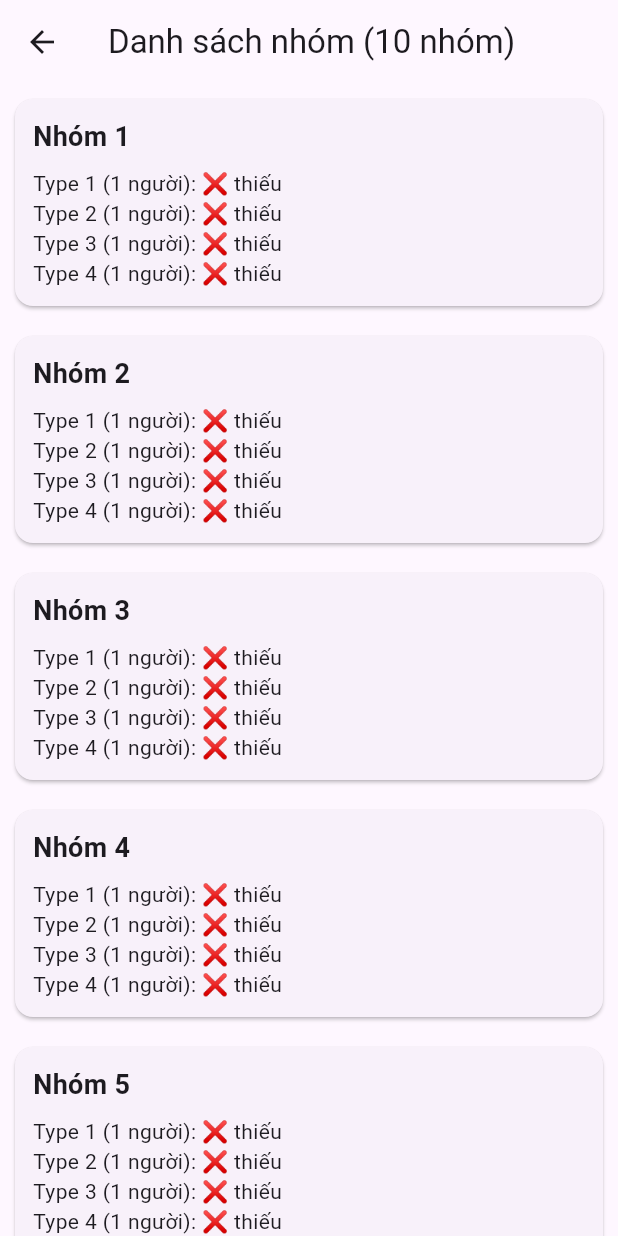
After one commit to quoctrieu04/kiemphieu, a Flutter app: the PhatPage screen opened directly, scrolled down 104 dp, after a tap on "Xem danh sách nhóm", on a phone screen of 412 x 824 dp. The commit adds this screen. Run offline on Flutter 3.47's test engine with Material 3 defaults, Android fonts, the phone set to English and light mode, and no system bars; our stand-ins replace cloud_firestore, firebase_core, shared_preferences; missing offline and left inert: mobile_scanner; accounts and stored records are empty.

Commit message:
tao moi ds

```diff
--- /dev/null
+++ b/lib/page/group_list_page.dart
@@ -0,0 +1,84 @@
+import 'package:flutter/material.dart';
+
+class GroupListPage extends StatelessWidget {
+  final int numGroups;
+
+  final List<Map<String, dynamic>> type1;
+  final List<Map<String, dynamic>> type2;
+  final List<Map<String, dynamic>> type3;
+  final List<Map<String, dynamic>> type4;
+
+  final int slot1;
+  final int slot2;
+  final int slot3;
+  final int slot4;
+
+  const GroupListPage({
+    super.key,
+    required this.numGroups,
+    required this.type1,
+    required this.type2,
+    required this.type3,
+    required this.type4,
+    required this.slot1,
+    required this.slot2,
+    required this.slot3,
+    required this.slot4,
+  });
+
+  // Helper
+  List<String> extractIDs(List<Map<String, dynamic>> list, int start, int count) {
+    List<String> result = [];
+    for (int i = start; i < start + count; i++) {
+      if (i < list.length) {
+        result.add(list[i]["id"].toString());
+      } else {
+        result.add("❌ thiếu");
+      }
+    }
+    return result;
+  }
+
+  @override
+  Widget build(BuildContext context) {
+    return Scaffold(
+      appBar: AppBar(title: Text("Danh sách nhóm ($numGroups nhóm)")),
+
+      body: ListView.builder(
+        itemCount: numGroups,
+        itemBuilder: (_, i) {
+          int base1 = i * slot1;
+          int base2 = i * slot2;
+          int base3 = i * slot3;
+          int base4 = i * slot4;
+
+          List<String> g1 = extractIDs(type1, base1, slot1);
+          List<String> g2 = extractIDs(type2, base2, slot2);
+          List<String> g3 = extractIDs(type3, base3, slot3);
+          List<String> g4 = extractIDs(type4, base4, slot4);
+
+          return Card(
+            margin: const EdgeInsets.all(10),
+            child: Padding(
+              padding: const EdgeInsets.all(12),
+              child: Column(
+                crossAxisAlignment: CrossAxisAlignment.start,
+                children: [
+                  Text("Nhóm ${i + 1}",
+                      style: const TextStyle(
+                          fontSize: 18, fontWeight: FontWeight.bold)),
+                  const SizedBox(height: 8),
+
+                  Text("Type 1 (${slot1} người): ${g1.join(", ")}"),
+                  Text("Type 2 (${slot2} người): ${g2.join(", ")}"),
+                  Text("Type 3 (${slot3} người): ${g3.join(", ")}"),
+                  Text("Type 4 (${slot4} người): ${g4.join(", ")}"),
+                ],
+              ),
+            ),
+          );
+        },
+      ),
+    );
+  }
+}
--- /dev/null
+++ b/lib/page/phat_page.dart
@@ -0,0 +1,307 @@
+import 'package:flutter/material.dart';
+import 'package:cloud_firestore/cloud_firestore.dart';
+import 'qr_scanner_page.dart';
+import 'group_list_page.dart';
+
+class PhatPage extends StatefulWidget {
+  const PhatPage({super.key});
+
+  @override
+  State<PhatPage> createState() => _PhatPageState();
+}
+
+class _PhatPageState extends State<PhatPage> {
+  int t1 = 0, t2 = 0, t3 = 0, t4 = 0;
+
+  final TextEditingController groupController =
+      TextEditingController(text: "10");
+
+  // NHẬP SỐ LƯỢNG MỖI TYPE TRONG 1 NHÓM
+  final TextEditingController t1Slot = TextEditingController(text: "1");
+  final TextEditingController t2Slot = TextEditingController(text: "1");
+  final TextEditingController t3Slot = TextEditingController(text: "1");
+  final TextEditingController t4Slot = TextEditingController(text: "1");
+
+  int goalGroups = 10;
+
+  Future<void> loadData() async {
+    final data = await FirebaseFirestore.instance
+        .collection("qr_scans")
+        .where("mode", isEqualTo: "phat")
+        .get();
+
+    t1 = t2 = t3 = t4 = 0;
+
+    for (var doc in data.docs) {
+      switch (doc["type"]) {
+        case 1:
+          t1++;
+          break;
+        case 2:
+          t2++;
+          break;
+        case 3:
+          t3++;
+          break;
+        case 4:
+          t4++;
+          break;
+      }
+    }
+
+    setState(() {});
+  }
+
+  @override
+  void initState() {
+    super.initState();
+    loadData();
+  }
+
+  @override
+  Widget build(BuildContext context) {
+    goalGroups = int.tryParse(groupController.text) ?? 0;
+
+    // SLOT MỖI TYPE TRONG NHÓM
+    int s1 = int.tryParse(t1Slot.text) ?? 0;
+    int s2 = int.tryParse(t2Slot.text) ?? 0;
+    int s3 = int.tryParse(t3Slot.text) ?? 0;
+    int s4 = int.tryParse(t4Slot.text) ?? 0;
+
+    // TỔNG NGƯỜI TRONG 1 NHÓM
+    int peoplePerGroup = s1 + s2 + s3 + s4;
+
+    // TỔNG PHIẾU ĐÃ QUÉT
+    int total = t1 + t2 + t3 + t4;
+
+    // ================================
+    //  🔥 TÍNH SỐ NHÓM ĐỦ THEO DỮ LIỆU
+    // ================================
+
+    int currentGroups = 999;
+
+    List<List<int>> pairs = [
+      [t1, s1],
+      [t2, s2],
+      [t3, s3],
+      [t4, s4],
+    ];
+
+    for (var p in pairs) {
+      int have = p[0];
+      int need = p[1];
+
+      if (need == 0) continue; // type này không yêu cầu
+
+      int canMake = have ~/ need; // SỐ NHÓM TỐI ĐA CHO TYPE NÀY
+
+      if (canMake < currentGroups) {
+        currentGroups = canMake;
+      }
+    }
+
+    if (currentGroups == 999) currentGroups = 0;
+
+    // ================================
+    // 🔥 TÍNH PHIẾU CẦN & PHIẾU THIẾU
+    // ================================
+
+    int need1 = goalGroups * s1;
+    int need2 = goalGroups * s2;
+    int need3 = goalGroups * s3;
+    int need4 = goalGroups * s4;
+
+    int missing1 = (need1 - t1).clamp(0, 999);
+    int missing2 = (need2 - t2).clamp(0, 999);
+    int missing3 = (need3 - t3).clamp(0, 999);
+    int missing4 = (need4 - t4).clamp(0, 999);
+
+    return Scaffold(
+      appBar: AppBar(title: const Text("Phát phiếu")),
+      body: SingleChildScrollView(
+        padding: const EdgeInsets.all(12),
+        child: Column(
+          children: [
+            // NHẬP SỐ NHÓM
+            TextField(
+              controller: groupController,
+              keyboardType: TextInputType.number,
+              decoration: const InputDecoration(
+                labelText: "Số nhóm muốn chia",
+                border: OutlineInputBorder(),
+              ),
+              onChanged: (_) => setState(() {}),
+            ),
+
+            const SizedBox(height: 20),
+
+            // CẤU TRÚC 1 NHÓM
+            Container(
+              padding: const EdgeInsets.all(12),
+              decoration: BoxDecoration(
+                border: Border.all(color: Colors.blueGrey),
+                borderRadius: BorderRadius.circular(8),
+              ),
+              child: Column(
+                crossAxisAlignment: CrossAxisAlignment.start,
+                children: [
+                  const Text("Số lượng từng type trong 1 nhóm",
+                      style: TextStyle(fontWeight: FontWeight.bold)),
+                  const SizedBox(height: 10),
+
+                  Row(
+                    children: [
+                      Expanded(
+                        child: TextField(
+                          controller: t1Slot,
+                          keyboardType: TextInputType.number,
+                          decoration: const InputDecoration(labelText: "Type 1"),
+                          onChanged: (_) => setState(() {}),
+                        ),
+                      ),
+                      const SizedBox(width: 10),
+                      Expanded(
+                        child: TextField(
+                          controller: t2Slot,
+                          keyboardType: TextInputType.number,
+                          decoration: const InputDecoration(labelText: "Type 2"),
+                          onChanged: (_) => setState(() {}),
+                        ),
+                      ),
+                    ],
+                  ),
+
+                  Row(
+                    children: [
+                      Expanded(
+                        child: TextField(
+                          controller: t3Slot,
+                          keyboardType: TextInputType.number,
+                          decoration: const InputDecoration(labelText: "Type 3"),
+                          onChanged: (_) => setState(() {}),
+                        ),
+                      ),
+                      const SizedBox(width: 10),
+                      Expanded(
+                        child: TextField(
+                          controller: t4Slot,
+                          keyboardType: TextInputType.number,
+                          decoration: const InputDecoration(labelText: "Type 4"),
+                          onChanged: (_) => setState(() {}),
+                        ),
+                      ),
+                    ],
+                  ),
+                ],
+              ),
+            ),
+
+            const SizedBox(height: 20),
+
+            _box("Số loại phiếu đã phát:", "1 - $t1\n2 - $t2\n3 - $t3\n4 - $t4"),
+
+            _box("Tổng người / nhóm:", "$peoplePerGroup"),
+
+            _box("Số nhóm đủ theo dữ liệu:", "$currentGroups"),
+
+            _box(
+              "Thiếu phiếu:",
+              "Type 1: $missing1 / $need1\n"
+              "Type 2: $missing2 / $need2\n"
+              "Type 3: $missing3 / $need3\n"
+              "Type 4: $missing4 / $need4",
+            ),
+
+            const SizedBox(height: 20),
+
+            ElevatedButton(
+              onPressed: () async {
+                await Navigator.push(
+                  context,
+                  MaterialPageRoute(
+                      builder: (_) => const QRScannerPage(mode: "phat")),
+                );
+                loadData();
+              },
+              child: const Text("Quét mã QR"),
+            ),
+
+            const SizedBox(height: 12),
+
+            // Xem danh sách nhóm
+            ElevatedButton(
+              onPressed: () async {
+                final numGroups = int.tryParse(groupController.text) ?? 0;
+
+                final data = await FirebaseFirestore.instance
+                    .collection("qr_scans")
+                    .where("mode", isEqualTo: "phat")
+                    .get();
+
+                List<Map<String, dynamic>> type1 = [];
+                List<Map<String, dynamic>> type2 = [];
+                List<Map<String, dynamic>> type3 = [];
+                List<Map<String, dynamic>> type4 = [];
+
+                for (var d in data.docs) {
+                  switch (d["type"]) {
+                    case 1:
+                      type1.add({"id": d["id"]});
+                      break;
+                    case 2:
+                      type2.add({"id": d["id"]});
+                      break;
+                    case 3:
+                      type3.add({"id": d["id"]});
+                      break;
+                    case 4:
+                      type4.add({"id": d["id"]});
+                      break;
+                  }
+                }
+
+                Navigator.push(
+                  context,
+                  MaterialPageRoute(
+                    builder: (_) => GroupListPage(
+                      numGroups: numGroups,
+                      type1: type1,
+                      type2: type2,
+                      type3: type3,
+                      type4: type4,
+                      slot1: s1,
+                      slot2: s2,
+                      slot3: s3,
+                      slot4: s4,
+                    ),
+                  ),
+                );
+              },
+              child: const Text("Xem danh sách nhóm"),
+            ),
+          ],
+        ),
+      ),
+    );
+  }
+
+  Widget _box(String title, String content) {
+    return Container(
+      padding: const EdgeInsets.all(12),
+      margin: const EdgeInsets.only(bottom: 12),
+      width: double.infinity,
+      decoration: BoxDecoration(
+        border: Border.all(color: Colors.blueGrey),
+        borderRadius: BorderRadius.circular(8),
+      ),
+      child: Column(
+        crossAxisAlignment: CrossAxisAlignment.start,
+        children: [
+          Text(title, style: const TextStyle(fontWeight: FontWeight.bold)),
+          const SizedBox(height: 6),
+          Text(content),
+        ],
+      ),
+    );
+  }
+}
```
Also changed, not shown: lib/page/history_page.dart (+56 -6 lines), lib/page/home_page.dart (+40 -49 lines), lib/page/qr_scanner_page.dart (+16 -6 lines), lib/page/thu_page.dart (added, +120 -0 lines).
